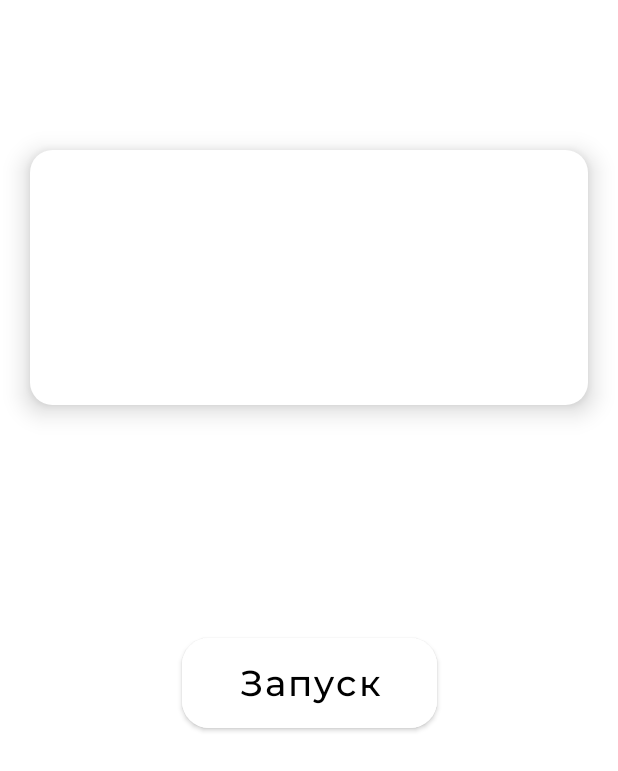
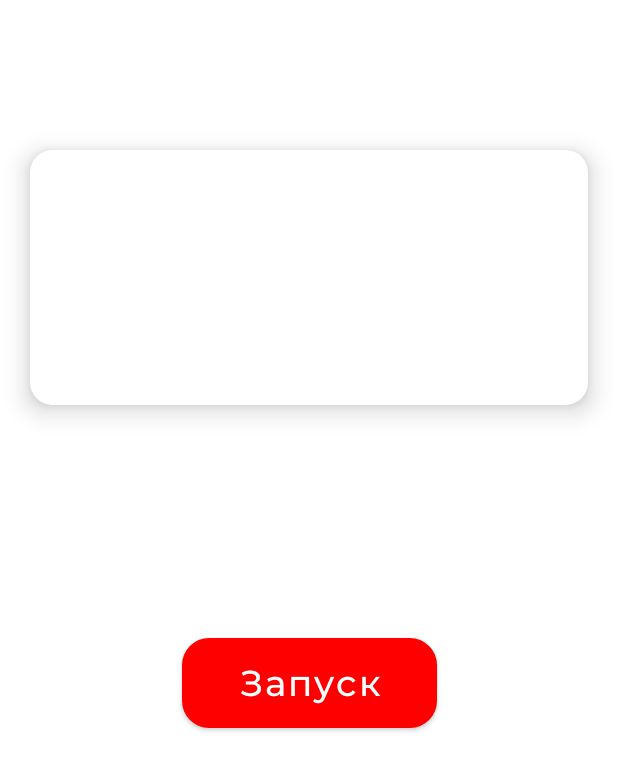
Before and after one commit to Artorius81/MyPass, an Android app built with Jetpack Compose: the screen it shows after launch once a user with an empty profile is signed in (MainActivity), after a tap on "Запуск", on a phone screen of 412 x 824 dp. Shown: the top 771 px of the screen. Run offline under Robolectric (Android 15) with nearby library versions, the phone set to English and light mode, and no system bars; our stand-ins replace Firebase (no records; nobody signed in at launch, a user with empty details on screens opened directly); libraries missing offline, so code that uses them is left out: compose.icons, compose.icons.feathericons; 1 statement that could not run was skipped.

```diff
--- a/app/src/main/java/com/vvsu/mypass/MainActivity.kt
+++ b/app/src/main/java/com/vvsu/mypass/MainActivity.kt
@@ -7,13 +7,14 @@ import android.os.Bundle
 import android.widget.Toast
 import androidx.activity.ComponentActivity
 import androidx.activity.compose.setContent
-import androidx.compose.animation.Animatable
-import androidx.compose.animation.core.tween
-import androidx.compose.foundation.BorderStroke
 import androidx.compose.foundation.background
+import androidx.compose.foundation.interaction.MutableInteractionSource
 import androidx.compose.foundation.layout.*
 import androidx.compose.foundation.shape.RoundedCornerShape
 import androidx.compose.material.*
+import androidx.compose.material.ButtonDefaults.buttonColors
+import androidx.compose.material.MaterialTheme.colors
+import androidx.compose.runtime.*
 import androidx.compose.ui.Alignment
 import androidx.compose.ui.Modifier
 import androidx.compose.ui.graphics.Color
@@ -22,17 +23,13 @@ import androidx.compose.ui.text.font.FontFamily
 import androidx.compose.ui.text.style.TextAlign
 import androidx.compose.ui.unit.dp
 import androidx.compose.ui.unit.sp
-import androidx.navigation.compose.currentBackStackEntryAsState
-import androidx.navigation.compose.rememberNavController
-import com.google.firebase.auth.ktx.auth
-import com.google.firebase.ktx.Firebase
-import com.vvsu.mypass.ui.theme.MyPassTheme
-import com.vvsu.mypass.ui.theme.black
-import androidx.compose.material.MaterialTheme.colors
-import androidx.compose.runtime.*
 import androidx.navigation.NavHostController
 import androidx.navigation.compose.NavHost
 import androidx.navigation.compose.composable
+import androidx.navigation.compose.currentBackStackEntryAsState
+import androidx.navigation.compose.rememberNavController
+import com.vvsu.mypass.ui.theme.MyPassTheme
+import com.vvsu.mypass.ui.theme.black
 import com.vvsu.mypass.utils.Constants.ROUTE_CUSTOMIZATION
 import com.vvsu.mypass.utils.Constants.ROUTE_HOME
 import com.vvsu.mypass.utils.Constants.ROUTE_SETTING
@@ -58,20 +55,22 @@ class MainActivity : ComponentActivity() {
     @Composable
     fun Home() {
         val intent = Intent(this, LoginActivity::class.java)
+        var interactionSource = remember { MutableInteractionSource() }
 
-        var isAnimated by remember { mutableStateOf(false) }
-        val color = remember { Animatable(Color.DarkGray) }
+        var selected_color by remember { mutableStateOf(false) }
+        val color = if (selected_color) Color.Red else Color.White
 
-        LaunchedEffect(isAnimated) {
-            color.animateTo(if (isAnimated) Color.White else Color.Red, animationSpec = tween(100))
-        }
+        var selected_text by remember { mutableStateOf(false) }
+        val text = if (selected_text) Color.White else Color.Black
 
-        Box(modifier = Modifier
-            .fillMaxSize()
-            .background(Color.White),
+        Box(
+            modifier = Modifier
+                .fillMaxSize()
+                .background(Color.White),
         )
         Card(
-            modifier = Modifier.padding(top=80.dp)
+            modifier = Modifier
+                .padding(top = 80.dp)
                 .fillMaxWidth()
                 .padding(20.dp)
                 .size(170.dp),
@@ -92,20 +91,19 @@ class MainActivity : ComponentActivity() {
                     .width(230.dp)
                     .padding(30.dp),
                 onClick = {
-                    isAnimated = !isAnimated
+                    selected_color = !selected_color
+                    selected_text = !selected_text
                     //Firebase.auth.signOut()
                     //startActivity(intent)
                 },
-                border = BorderStroke(1.dp, Color.White),
+                interactionSource = interactionSource,
+                colors = buttonColors(backgroundColor = color),
                 shape = RoundedCornerShape(30), // = 30% percent
-                colors = ButtonDefaults.outlinedButtonColors(
-                    backgroundColor = Color.White,
-                ),
             ) {
                 Text(
                     text = "Запуск",
                     textAlign = TextAlign.Center,
-                    color = black,
+                    color = text,
                     fontSize = 24.sp,
                     fontFamily = montserrat_bold
                 )
@@ -138,6 +136,22 @@ class MainActivity : ComponentActivity() {
                 text = "Настройки",
                 fontFamily = montserrat_light,
                 fontSize = 20.sp
+            )
+        }
+        Card(
+            modifier = Modifier
+                .padding(top = 80.dp)
+                .fillMaxWidth()
+                .padding(20.dp)
+                .size(170.dp),
+            shape = RoundedCornerShape(15.dp),
+            elevation = 10.dp
+        ) {
+            Text(
+                text = "Выйти из учётной записи",
+                fontFamily = montserrat_bold,
+                color = Color.Red,
+                fontSize = 15.sp
             )
         }
     }
--- a/app/src/main/java/com/vvsu/mypass/WelcomeActivity.kt
+++ b/app/src/main/java/com/vvsu/mypass/WelcomeActivity.kt
@@ -4,7 +4,6 @@ import android.content.Intent
 import android.os.Bundle
 import android.os.Handler
 import android.os.Looper
-import android.widget.Toast
 import androidx.activity.ComponentActivity
 import androidx.activity.compose.setContent
 import androidx.compose.foundation.background
@@ -12,6 +11,7 @@ import androidx.compose.foundation.layout.*
 import androidx.compose.foundation.shape.RoundedCornerShape
 import androidx.compose.material.*
 import androidx.compose.runtime.*
+import androidx.compose.runtime.saveable.rememberSaveable
 import androidx.compose.ui.Alignment
 import androidx.compose.ui.Modifier
 import androidx.compose.ui.geometry.Offset
@@ -46,7 +46,7 @@ class WelcomeActivity : ComponentActivity() {
             MyPassTheme {
                 initFirebase()
 
-                var userName by remember { mutableStateOf("") }
+                var userName by rememberSaveable { mutableStateOf("") }
 
                 uidRef.get().addOnCompleteListener { task ->
                     if (task.isSuccessful) {
@@ -61,7 +61,7 @@ class WelcomeActivity : ComponentActivity() {
                     val intent = Intent(this, MainActivity::class.java)
                     startActivity(intent)
                     finish()
-                }, 2000)
+                }, 1800)
             }
         }
     }
--- a/app/src/main/java/com/vvsu/mypass/ui/theme/Theme.kt
+++ b/app/src/main/java/com/vvsu/mypass/ui/theme/Theme.kt
@@ -9,13 +9,13 @@ import androidx.compose.runtime.Composable
 private val DarkColorPalette = darkColors(
     primary = blue69,
     primaryVariant = blue69,
-    secondary = blue
+    secondary = blue69
 )
 
 private val LightColorPalette = lightColors(
     primary = blue69,
     primaryVariant = blue69,
-    secondary = Teal200
+    secondary = blue69
 
     /* Other default colors to override
     background = Color.White,
--- a/app/src/main/res/values/themes.xml
+++ b/app/src/main/res/values/themes.xml
@@ -29,7 +29,7 @@
     </style>
 
     <style name="mainTheme" parent="android:Theme.Material.Light.NoActionBar">
-        <item name="android:statusBarColor">#DDDDDD</item>
+        <item name="android:statusBarColor">#9F9F9F</item>
         <item name="android:windowNoTitle">true</item>
         <item name="android:navigationBarColor">@color/white</item>
 
```
Also changed, not shown: app/src/main/res/drawable/pass.png (deleted).
